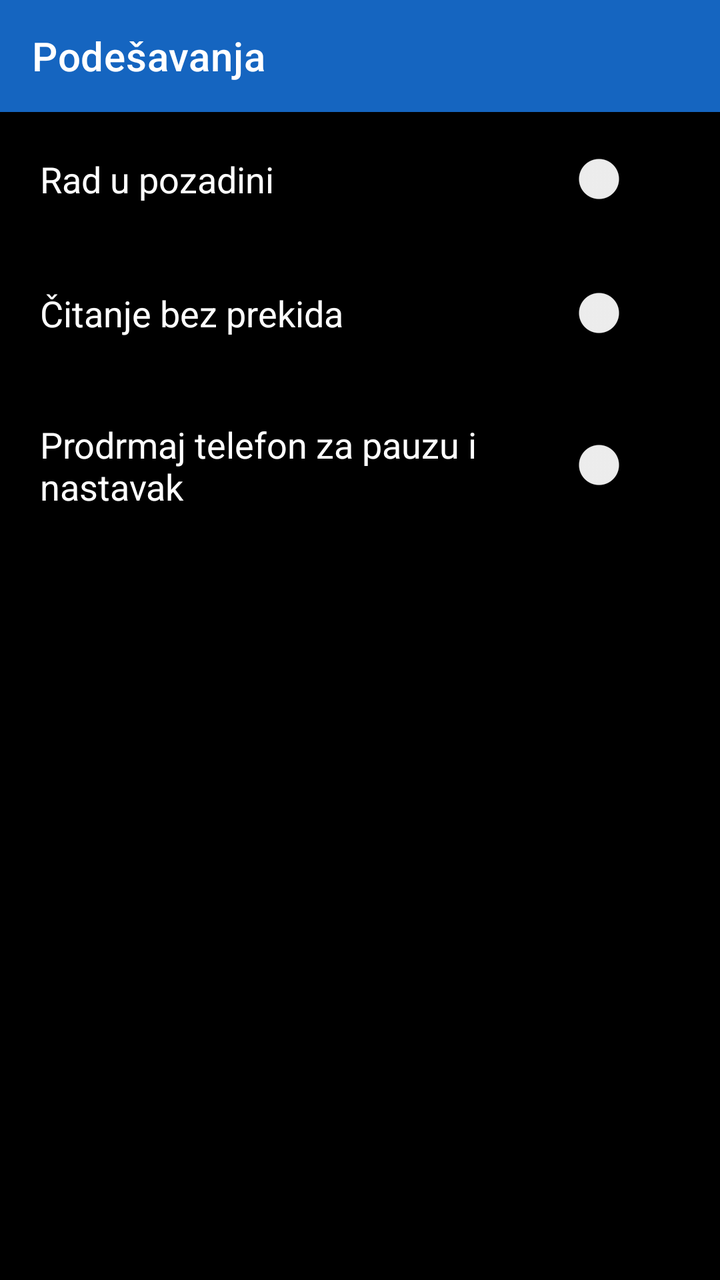
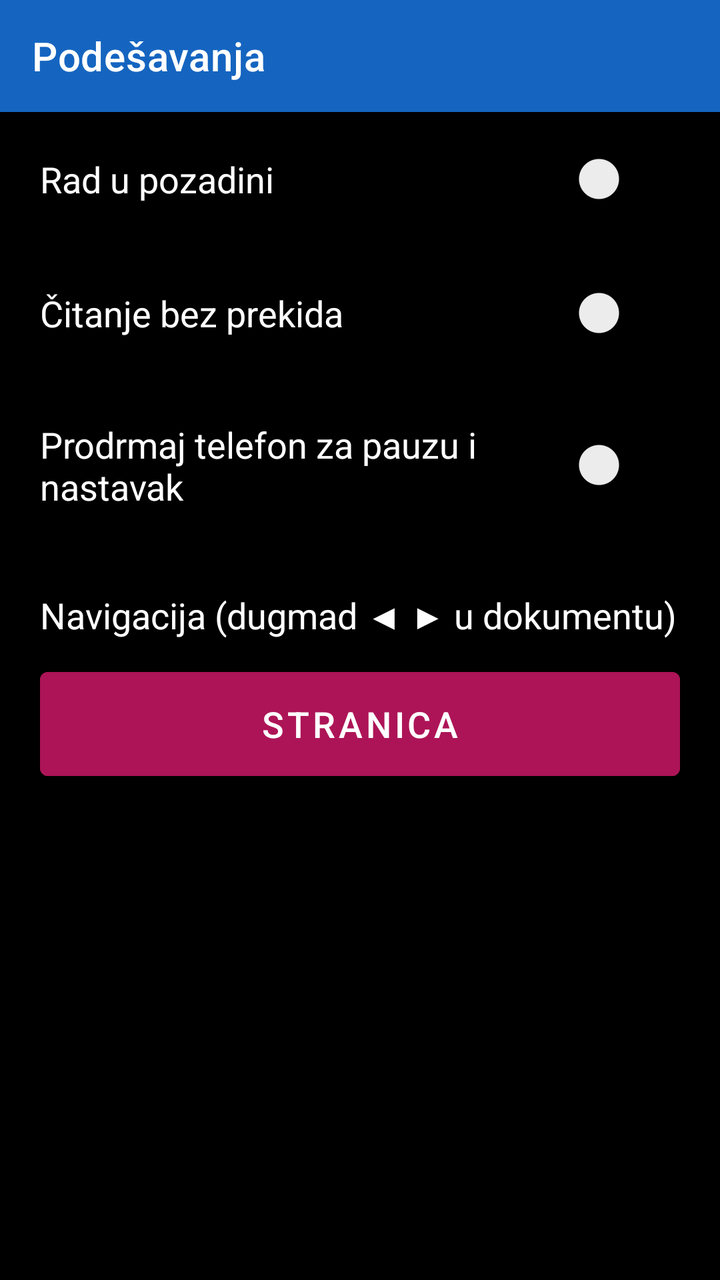

Screens rendered from an Android XML layout before and after an edit, with the pre-edit source and the edit as a unified diff.
<!-- AndroidManifest.xml: application theme Theme.RecPoRec -->
<!-- res/layout/activity_settings.xml -->
<?xml version="1.0" encoding="utf-8"?>
<LinearLayout xmlns:android="http://schemas.android.com/apk/res/android"
    xmlns:app="http://schemas.android.com/apk/res-auto"
    android:layout_width="match_parent"
    android:layout_height="match_parent"
    android:orientation="vertical"
    android:fitsSystemWindows="true"
    android:background="@color/background">

    <androidx.appcompat.widget.Toolbar
        android:id="@+id/toolbar"
        android:layout_width="match_parent"
        android:layout_height="?attr/actionBarSize"
        android:background="@color/btn_voice"
        android:titleTextColor="@color/text_primary"
        app:title="@string/menu_settings" />

    <LinearLayout
        android:layout_width="match_parent"
        android:layout_height="wrap_content"
        android:orientation="horizontal"
        android:gravity="center_vertical"
        android:padding="20dp">

        <TextView
            android:layout_width="0dp"
            android:layout_height="wrap_content"
            android:layout_weight="1"
            android:textSize="18sp"
            android:textColor="@color/text_primary"
            android:text="@string/setting_background" />

        <Switch
            android:id="@+id/switchBackground"
            android:layout_width="wrap_content"
            android:layout_height="wrap_content"
            android:contentDescription="@string/setting_background" />
    </LinearLayout>

    <LinearLayout
        android:layout_width="match_parent"
        android:layout_height="wrap_content"
        android:orientation="horizontal"
        android:gravity="center_vertical"
        android:padding="20dp">

        <TextView
            android:layout_width="0dp"
            android:layout_height="wrap_content"
            android:layout_weight="1"
            android:textSize="18sp"
            android:textColor="@color/text_primary"
            android:text="@string/setting_uninterrupted" />

        <Switch
            android:id="@+id/switchUninterrupted"
            android:layout_width="wrap_content"
            android:layout_height="wrap_content"
            android:contentDescription="@string/setting_uninterrupted" />
    </LinearLayout>

    <LinearLayout
        android:layout_width="match_parent"
        android:layout_height="wrap_content"
        android:orientation="horizontal"
        android:gravity="center_vertical"
        android:padding="20dp">

        <TextView
            android:layout_width="0dp"
            android:layout_height="wrap_content"
            android:layout_weight="1"
            android:textSize="18sp"
            android:textColor="@color/text_primary"
            android:text="@string/setting_shake" />

        <Switch
            android:id="@+id/switchShake"
            android:layout_width="wrap_content"
            android:layout_height="wrap_content"
            android:contentDescription="@string/setting_shake" />
    </LinearLayout>

</LinearLayout>
<!-- resources referenced by this layout -->
<resources>
  <color name="background">#000000</color>
  <color name="btn_voice">#1565C0</color>
  <color name="text_primary">#FFFFFF</color>
  <string name="menu_settings">Podešavanja</string>
  <string name="setting_background">Rad u pozadini</string>
  <string name="setting_shake">Prodrmaj telefon za pauzu i nastavak</string>
  <string name="setting_uninterrupted">Čitanje bez prekida</string>
  <style name="Theme.RecPoRec" parent="Theme.MaterialComponents.DayNight.NoActionBar">
          <item name="android:windowBackground">@color/background</item>
          <item name="android:textColorPrimary">@color/text_primary</item>
          <item name="colorPrimary">@color/btn_voice</item>
          <item name="colorOnPrimary">@color/button_text</item>
      </style>
  <color name="button_text">#FFFFFF</color>
</resources>

<!-- the commit's change to res/layout/activity_settings.xml (unified diff, before → after) -->
@@ -81,4 +81,28 @@
             android:contentDescription="@string/setting_shake" />
     </LinearLayout>
 
+    <LinearLayout
+        android:layout_width="match_parent"
+        android:layout_height="wrap_content"
+        android:orientation="vertical"
+        android:padding="20dp">
+
+        <TextView
+            android:layout_width="match_parent"
+            android:layout_height="wrap_content"
+            android:textSize="18sp"
+            android:textColor="@color/text_primary"
+            android:text="Navigacija (dugmad ◀ ▶ u dokumentu)" />
+
+        <Button
+            android:id="@+id/btnNavigationMode"
+            android:layout_width="match_parent"
+            android:layout_height="64dp"
+            android:layout_marginTop="10dp"
+            android:textSize="18sp"
+            android:backgroundTint="@color/btn_page_nav"
+            android:textColor="@color/button_text"
+            android:text="Stranica" />
+    </LinearLayout>
+
 </LinearLayout>
<!-- resource entries referenced after the edit -->
@@ -1,6 +1,7 @@
 <!-- resources referenced by this layout -->
 <resources>
   <color name="background">#000000</color>
+  <color name="btn_page_nav">#AD1457</color>
   <color name="btn_voice">#1565C0</color>
   <color name="text_primary">#FFFFFF</color>
   <string name="menu_settings">Podešavanja</string>
